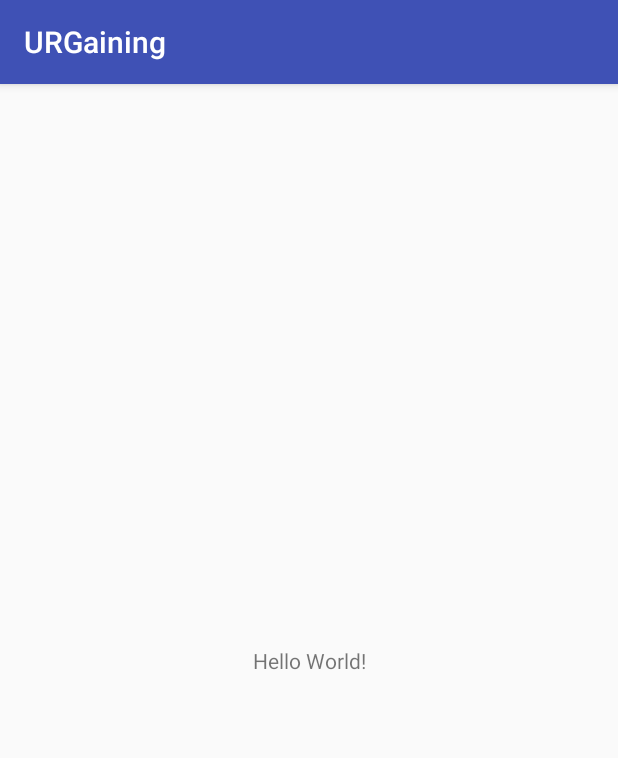
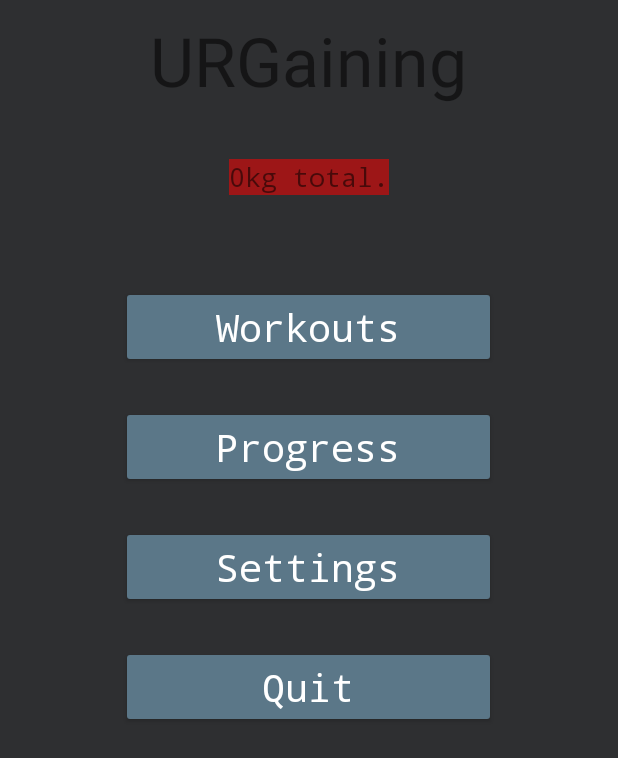
Before and after one commit to janbiko/URGaining, an Android app: the screen it shows after launch (MainActivity), on a phone screen of 412 x 824 dp. Shown: the top 758 px of the screen. Run offline under Robolectric (Android 15) with nearby library versions, the phone set to English and light mode, and no system bars.

Commit message:
Implemented main menu base

```diff
--- a/app/src/main/AndroidManifest.xml
+++ b/app/src/main/AndroidManifest.xml
@@ -9,13 +9,18 @@
         android:roundIcon="@mipmap/ic_launcher_round"
         android:supportsRtl="true"
         android:theme="@style/AppTheme" >
-        <activity android:name=".MainActivity" >
+        <activity android:name=".MainActivity"
+            android:configChanges = "orientation"
+            android:screenOrientation = "portrait">
             <intent-filter>
                 <action android:name="android.intent.action.MAIN" />
 
                 <category android:name="android.intent.category.LAUNCHER" />
             </intent-filter>
         </activity>
+        <activity android:name=".WorkoutsActivity"
+            android:screenOrientation="portrait">
+        </activity>
     </application>
 
 </manifest>
--- a/app/src/main/java/janbiko/urgaining/MainActivity.java
+++ b/app/src/main/java/janbiko/urgaining/MainActivity.java
@@ -1,13 +1,71 @@
 package janbiko.urgaining;
 
+import android.app.Activity;
+import android.content.Intent;
 import android.support.v7.app.AppCompatActivity;
 import android.os.Bundle;
+import android.view.View;
+import android.widget.Button;
+import android.widget.TextView;
+import android.widget.Toast;
 
-public class MainActivity extends AppCompatActivity {
+public class MainActivity extends Activity {
+
+    private Button workoutsButton;
+    private Button progressButton;
+    private Button settingsButton;
+    private Button quitButton;
+    private TextView totalTextView;
 
     @Override
     protected void onCreate(Bundle savedInstanceState) {
         super.onCreate(savedInstanceState);
         setContentView(R.layout.activity_main);
+
+        initUI();
+    }
+
+    private void initUI() {
+        initButtons();
+        initTextViews();
+    }
+
+    private void initTextViews() {
+        totalTextView = (TextView) findViewById(R.id.total_textview);
+    }
+
+    private void initButtons() {
+        workoutsButton = (Button) findViewById(R.id.workouts_button);
+        workoutsButton.setOnClickListener(new View.OnClickListener(){
+            @Override
+            public void onClick(View v) {
+                Intent i = new Intent(MainActivity.this, WorkoutsActivity.class);
+                startActivity(i);
+            }
+        });
+
+        progressButton = (Button) findViewById(R.id.progress_button);
+        progressButton.setOnClickListener(new View.OnClickListener(){
+            @Override
+            public void onClick(View v) {
+                Toast.makeText(getApplicationContext(), "Progress", Toast.LENGTH_SHORT).show();
+            }
+        });
+
+        settingsButton = (Button) findViewById(R.id.settings_button);
+        settingsButton.setOnClickListener(new View.OnClickListener() {
+            @Override
+            public void onClick(View v) {
+                Toast.makeText(getApplicationContext(), "Settings", Toast.LENGTH_SHORT).show();
+            }
+        });
+
+        quitButton = (Button) findViewById(R.id.quit_button);
+        quitButton.setOnClickListener(new View.OnClickListener() {
+            @Override
+            public void onClick(View view) {
+                finishAndRemoveTask();
+            }
+        });
     }
 }
--- /dev/null
+++ b/app/src/main/java/janbiko/urgaining/WorkoutsActivity.java
@@ -0,0 +1,19 @@
+package janbiko.urgaining;
+
+import android.app.Activity;
+import android.os.Bundle;
+
+/**
+ * Created by Jannik on 13.09.2017.
+ */
+
+public class WorkoutsActivity extends Activity
+{
+    @Override
+    protected void onCreate(Bundle savedInstanceState) {
+        super.onCreate(savedInstanceState);
+        setContentView(R.layout.activity_workouts);
+
+    }
+
+}
--- a/app/src/main/res/layout/activity_main.xml
+++ b/app/src/main/res/layout/activity_main.xml
@@ -1,19 +1,74 @@
 <?xml version="1.0" encoding="utf-8"?>
-<android.support.constraint.ConstraintLayout
-    xmlns:android="http://schemas.android.com/apk/res/android"
+<LinearLayout xmlns:android="http://schemas.android.com/apk/res/android"
     xmlns:tools="http://schemas.android.com/tools"
-    xmlns:app="http://schemas.android.com/apk/res-auto"
     android:layout_width="match_parent"
     android:layout_height="match_parent"
+    android:gravity="center_horizontal"
+    android:orientation="vertical"
+    android:background="@color/colorPrimaryDark"
     tools:context="janbiko.urgaining.MainActivity">
 
     <TextView
         android:layout_width="wrap_content"
         android:layout_height="wrap_content"
-        android:text="Hello World!"
-        app:layout_constraintBottom_toBottomOf="parent"
-        app:layout_constraintLeft_toLeftOf="parent"
-        app:layout_constraintRight_toRightOf="parent"
-        app:layout_constraintTop_toTopOf="parent" />
+        android:text="@string/app_name"
+        android:textSize="45sp"
+        android:paddingTop="10dp"
+        android:paddingBottom="20dp"/>
 
-</android.support.constraint.ConstraintLayout>
+    <TextView
+        android:id="@+id/total_textview"
+        android:layout_width="wrap_content"
+        android:layout_height="wrap_content"
+        android:text="@string/total_placeholder"
+        android:textSize="17sp"
+        android:fontFamily="monospace"
+        android:background="#88FF0000"
+        android:layout_marginTop="15dp"
+        android:layout_marginBottom="35dp"/>
+
+    <Button
+        style="@style/Widget.AppCompat.Button.Colored"
+        android:theme="@style/StandardButton"
+        android:layout_width="250dp"
+        android:layout_height="wrap_content"
+        android:id="@+id/workouts_button"
+        android:text="@string/workout_plans"
+        android:fontFamily="monospace"
+        android:textSize="25sp"
+        android:layout_marginTop="25dp"/>
+
+    <Button
+        style="@style/Widget.AppCompat.Button.Colored"
+        android:theme="@style/StandardButton"
+        android:layout_width="250dp"
+        android:layout_height="wrap_content"
+        android:id="@+id/progress_button"
+        android:text="@string/progress"
+        android:fontFamily="monospace"
+        android:textSize="25sp"
+        android:layout_marginTop="25dp"/>
+
+    <Button
+    style="@style/Widget.AppCompat.Button.Colored"
+    android:theme="@style/StandardButton"
+    android:layout_width="250dp"
+    android:layout_height="wrap_content"
+    android:id="@+id/settings_button"
+    android:text="@string/settings"
+    android:fontFamily="monospace"
+    android:textSize="25sp"
+    android:layout_marginTop="25dp"/>
+
+    <Button
+        style="@style/Widget.AppCompat.Button.Colored"
+        android:theme="@style/StandardButton"
+        android:layout_width="250dp"
+        android:layout_height="wrap_content"
+        android:id="@+id/quit_button"
+        android:text="@string/quit"
+        android:fontFamily="monospace"
+        android:textSize="25sp"
+        android:layout_marginTop="25dp"/>
+
+</LinearLayout>
--- /dev/null
+++ b/app/src/main/res/layout/activity_workouts.xml
@@ -0,0 +1,11 @@
+<?xml version="1.0" encoding="utf-8"?>
+<LinearLayout xmlns:android="http://schemas.android.com/apk/res/android"
+    xmlns:tools="http://schemas.android.com/tools"
+    android:layout_width="match_parent"
+    android:layout_height="match_parent"
+    android:gravity="center_horizontal"
+    android:orientation="vertical"
+    android:background="@color/colorPrimaryDark"
+    tools:context="janbiko.urgaining.WorkoutsActivity">
+
+</LinearLayout>
--- a/app/src/main/res/values/colors.xml
+++ b/app/src/main/res/values/colors.xml
@@ -1,6 +1,6 @@
 <?xml version="1.0" encoding="utf-8"?>
 <resources>
-    <color name="colorPrimary">#3F51B5</color>
-    <color name="colorPrimaryDark">#303F9F</color>
-    <color name="colorAccent">#FF4081</color>
+    <color name="colorPrimary">#3e3f3f</color>
+    <color name="colorPrimaryDark">#2e2f31</color>
+    <color name="colorAccent">#5b7788</color>
 </resources>
--- a/app/src/main/res/values/strings.xml
+++ b/app/src/main/res/values/strings.xml
@@ -1,3 +1,8 @@
 <resources>
     <string name="app_name">URGaining</string>
+    <string name="workout_plans">Workouts</string>
+    <string name="progress">Progress</string>
+    <string name="settings">Settings</string>
+    <string name="quit">Quit</string>
+    <string name="total_placeholder">0kg total.</string>
 </resources>
--- a/app/src/main/res/values/styles.xml
+++ b/app/src/main/res/values/styles.xml
@@ -1,11 +1,14 @@
 <resources>
 
     <!-- Base application theme. -->
-    <style name="AppTheme" parent="Theme.AppCompat.Light.DarkActionBar">
+    <style name="AppTheme" parent="Theme.AppCompat.DayNight.NoActionBar">
         <!-- Customize your theme here. -->
         <item name="colorPrimary">@color/colorPrimary</item>
         <item name="colorPrimaryDark">@color/colorPrimaryDark</item>
         <item name="colorAccent">@color/colorAccent</item>
+        <item name="android:textAllCaps">false</item>
     </style>
-
+    <style name="StandardButton" parent="ThemeOverlay.AppCompat">
+        <item name="colorAccent">@color/colorAccent</item>
+    </style>
 </resources>
```
